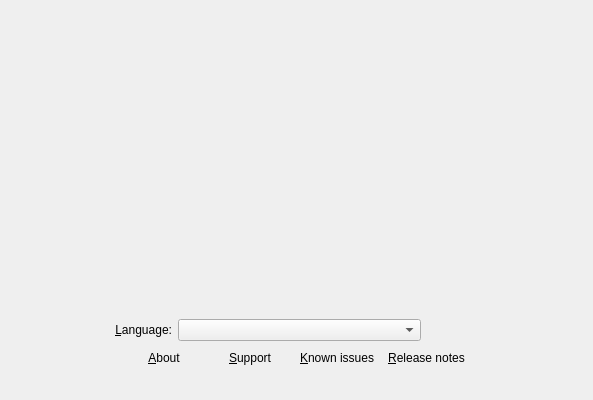
siduction/calamares, file src/modules/welcome/WelcomePage.ui: the form before one commit.
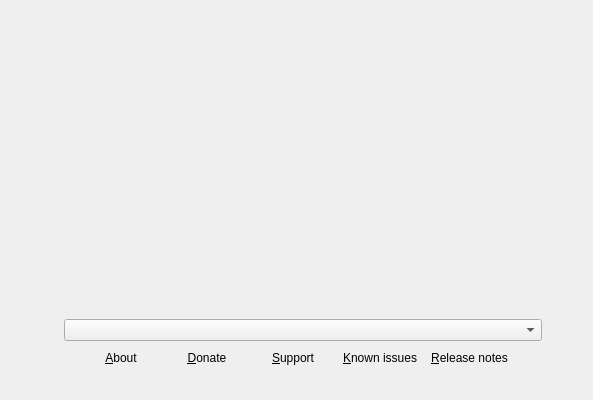
The form after the commit. Icons and pictures are not drawn.

```diff
--- a/src/modules/welcome/WelcomePage.ui
+++ b/src/modules/welcome/WelcomePage.ui
@@ -46,7 +46,7 @@
       </widget>
      </item>
      <item>
-      <layout class="QHBoxLayout" name="horizontalLayout_3" stretch="0,1,2,1,0">
+      <layout class="QHBoxLayout" name="horizontalLayout_3" stretch="0,0,2,0">
        <item>
         <spacer name="horizontalSpacer_3">
          <property name="orientation">
@@ -64,21 +64,15 @@
         </spacer>
        </item>
        <item>
-        <widget class="QLabel" name="label">
-         <property name="sizePolicy">
-          <sizepolicy hsizetype="Preferred" vsizetype="Preferred">
-           <horstretch>1</horstretch>
-           <verstretch>0</verstretch>
-          </sizepolicy>
+        <widget class="QLabel" name="languageIcon">
+         <property name="toolTip">
+          <string>Select application and system language</string>
          </property>
          <property name="text">
-          <string>&amp;Language:</string>
+          <string/>
          </property>
-         <property name="alignment">
-          <set>Qt::AlignRight|Qt::AlignTrailing|Qt::AlignVCenter</set>
-         </property>
-         <property name="buddy">
-          <cstring>languageWidget</cstring>
+         <property name="pixmap">
+          <pixmap resource="welcome.qrc">:/welcome/language-icon-48px.png</pixmap>
          </property>
         </widget>
        </item>
@@ -92,19 +86,6 @@
          </property>
         </widget>
        </item>
-       <item>
-        <spacer name="horizontalSpacer_5">
-         <property name="orientation">
-          <enum>Qt::Horizontal</enum>
-         </property>
-         <property name="sizeHint" stdset="0">
-          <size>
-           <width>40</width>
-           <height>20</height>
-          </size>
-         </property>
-        </spacer>
-       </item>
        <item>
         <spacer name="horizontalSpacer_4">
          <property name="orientation">
@@ -150,6 +131,19 @@
            </property>
           </widget>
          </item>
+         <item>
+          <widget class="QPushButton" name="donateButton">
+           <property name="toolTip">
+            <string>Open donations website</string>
+           </property>
+           <property name="text">
+            <string>&amp;Donate</string>
+           </property>
+           <property name="flat">
+            <bool>true</bool>
+           </property>
+          </widget>
+         </item>
          <item>
           <widget class="QPushButton" name="supportButton">
            <property name="text">
```
Left out of the diff: 16 changed lines with no effect on the pictures.
